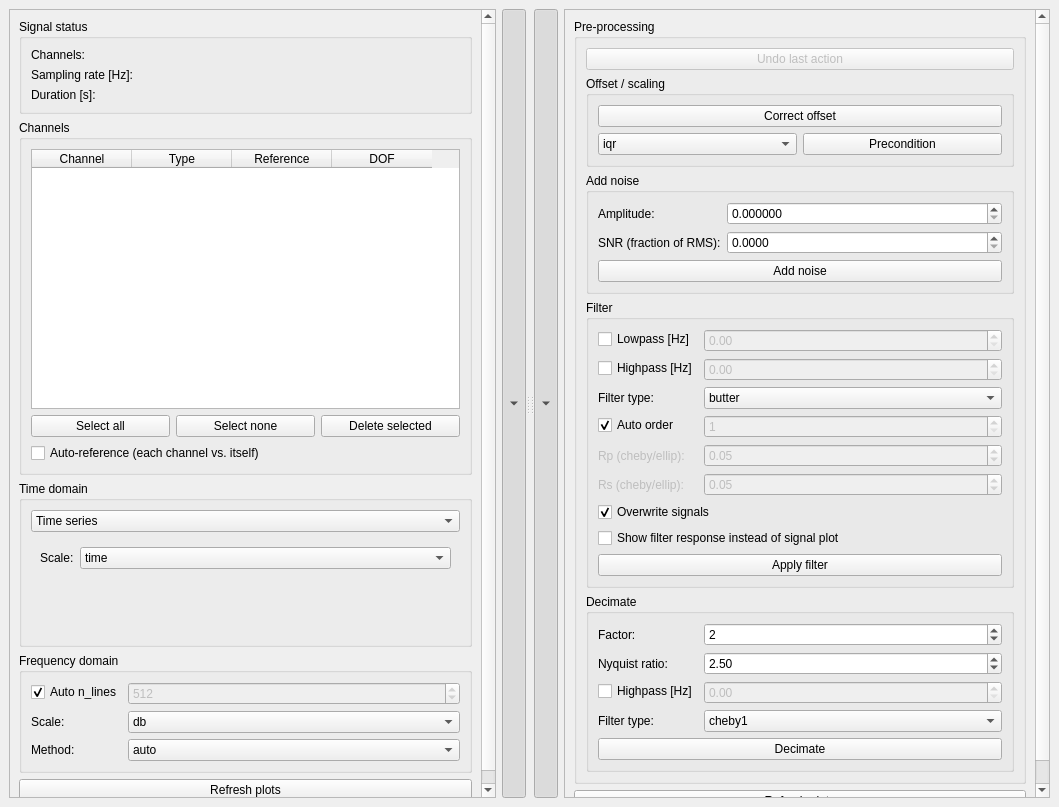
pyOMA-dev/pyOMA, file pyOMA/GUI/ui/preprocess_signals.ui: the form before one commit.
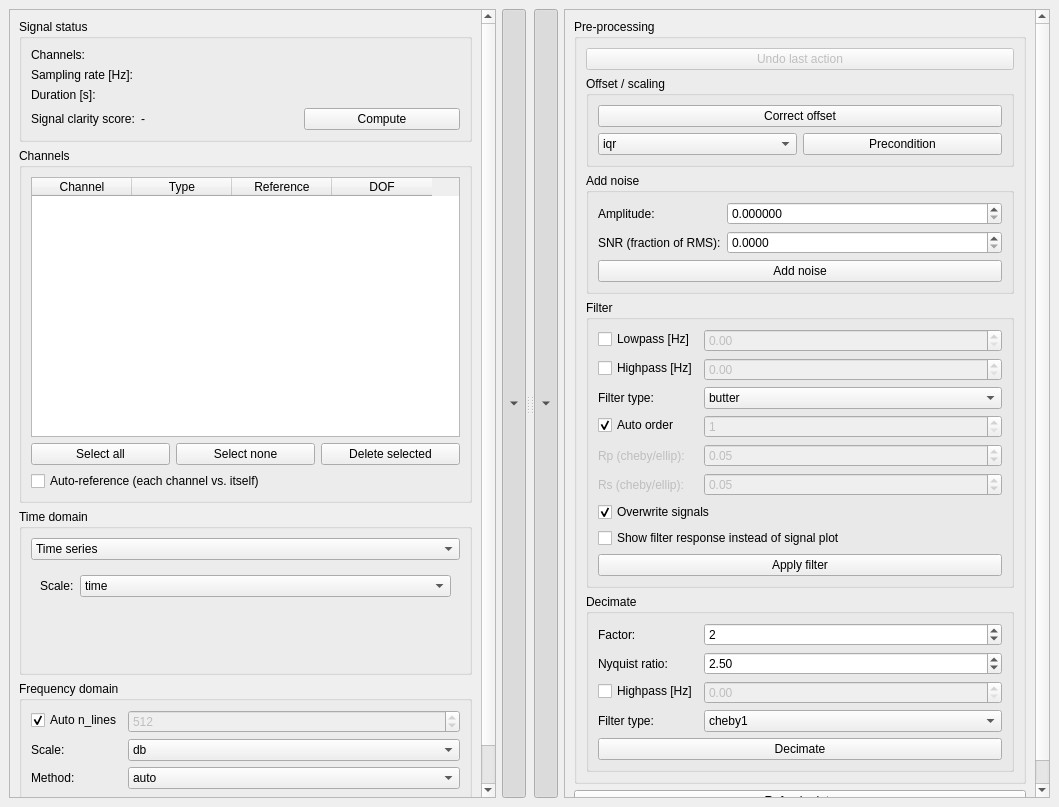
The form after the commit. Custom widgets are drawn as their Qt base class.

Commit message:
Show PreProcessSignals.signal_clarity_score in PreProcessSignalsGUI
Adds a "Signal clarity score" row (value label + Compute button) to
the status box. The score refreshes on demand and automatically after
every pre-processing action (offset correction, filtering, decimation,
noise, undo, channel deletion). Falls back to displaying "n/a" instead
of crashing when the correlation matrix is singular (e.g. a
zero-variance channel), matching the existing plot-error-handling
pattern in this widget.

```diff
--- a/pyOMA/GUI/ui/preprocess_signals.ui
+++ b/pyOMA/GUI/ui/preprocess_signals.ui
@@ -79,6 +79,31 @@
                <item row="2" column="1">
                 <widget class="QLabel" name="lbl_duration"/>
                </item>
+               <item row="3" column="0">
+                <widget class="QLabel" name="label_signal_clarity_score">
+                 <property name="text">
+                  <string>Signal clarity score:</string>
+                 </property>
+                </widget>
+               </item>
+               <item row="3" column="1">
+                <layout class="QHBoxLayout" name="signal_clarity_row">
+                 <item>
+                  <widget class="QLabel" name="lbl_signal_clarity_score">
+                   <property name="text">
+                    <string>-</string>
+                   </property>
+                  </widget>
+                 </item>
+                 <item>
+                  <widget class="QPushButton" name="btn_compute_clarity_score">
+                   <property name="text">
+                    <string>Compute</string>
+                   </property>
+                  </widget>
+                 </item>
+                </layout>
+               </item>
               </layout>
              </widget>
             </item>
```
The commit also changes 3 other files.
